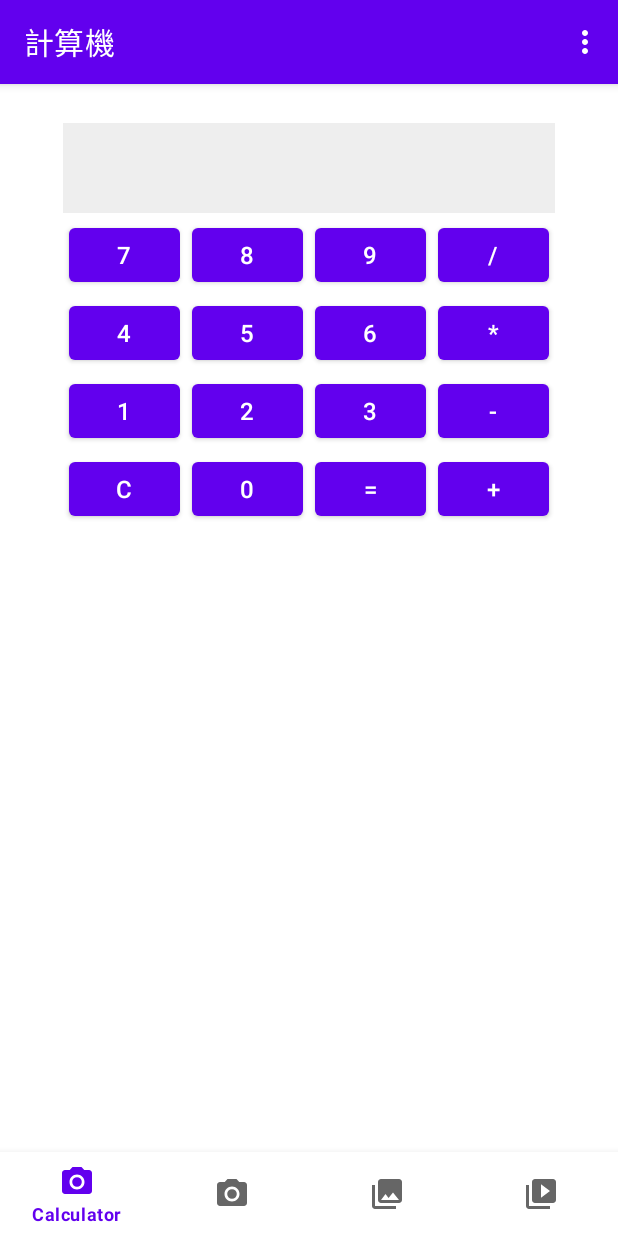
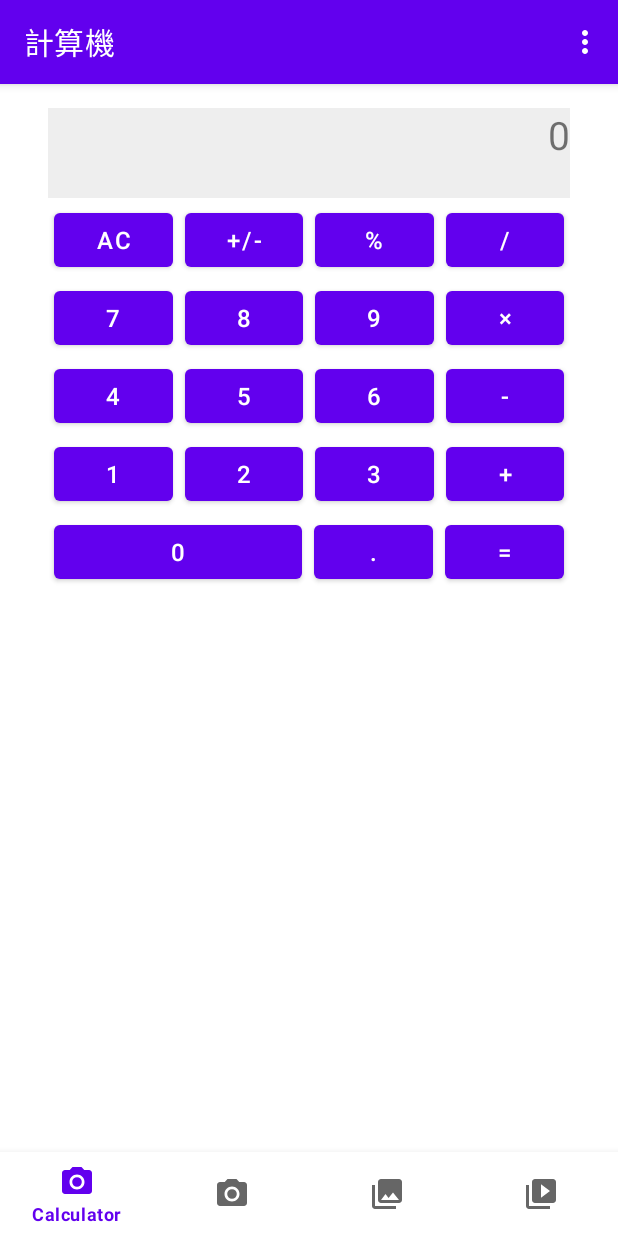
Before and after one commit to chen1080430/Dual-Calculator, an Android app: the screen it shows after launch (MainActivity), on a phone screen of 412 x 824 dp. Run offline under Robolectric (Android 15) with nearby library versions, the phone set to English and light mode, and no system bars; our stand-ins replace navigation-ui; 1 statement that could not run was skipped.

Commit message:
- Finish single calculator feature and layout.

```diff
--- a/app/src/main/AndroidManifest.xml
+++ b/app/src/main/AndroidManifest.xml
@@ -18,7 +18,6 @@
             android:label="@string/app_name"
             android:resizeableActivity="true"
             android:theme="@style/Theme.ResizeCalculator.NoActionBar"
-            android:configChanges="orientation|screenSize"
             tools:targetApi="24">
             <intent-filter>
                 <action android:name="android.intent.action.MAIN" />
--- a/app/src/main/java/com/mason/resizecalculator/ui/calculator/CalculatorFragment.kt
+++ b/app/src/main/java/com/mason/resizecalculator/ui/calculator/CalculatorFragment.kt
@@ -9,64 +9,49 @@ import android.view.ViewGroup
 import androidx.fragment.app.Fragment
 import androidx.fragment.app.viewModels
 import com.mason.resizecalculator.databinding.FragmentCalculatorBinding
-//import com.mason.resizecalculator.databinding.FragmentCalculatorLandBinding
 import com.mason.resizecalculator.databinding.CalculatorLayoutBinding
 
 class CalculatorFragment : Fragment() {
     private var _binding: FragmentCalculatorBinding? = null
-//    private var _bindingLand: FragmentCalculatorLandBinding? = null
 
-    private val calculatorBinding : CalculatorLayoutBinding
+    private val calculatorBinding: CalculatorLayoutBinding
         get() = _binding!!.calculator1
-//        resources.configuration.orientation == Configuration.ORIENTATION_PORTRAIT -> _binding!!.calculator1
-//        else -> _bindingLand!!.calculator1
 
-//        set(value) {
-//            if (resources.configuration.orientation == Configuration.ORIENTATION_PORTRAIT) {
-//                _binding!!.calculator1 = value
-//            } else {
-//                _bindingLand!!.calculator1 = value
-//            }
-//        }
-
-//    private val calculator2Binding get() = _bindingLand?.calculator2
+    private val calculatorBinding2: CalculatorLayoutBinding?
+        get() = _binding!!.calculator2
 
     private val viewModel: CalculatorViewModel by viewModels()
-//    private val viewModel2: CalculatorViewModel by viewModels()
+    private var screenOrientation = Configuration.ORIENTATION_UNDEFINED
 
     override fun onCreateView(
         inflater: LayoutInflater,
         container: ViewGroup?,
         savedInstanceState: Bundle?
     ): View {
-        Log.e(Companion.TAG, "XXXXX, onCreateView: ")
-//        return if(resources.configuration.orientation == Configuration.ORIENTATION_PORTRAIT) {
-            _binding = FragmentCalculatorBinding.inflate(inflater, container, false)
-            return _binding!!.root
-//        } else {
-//            _bindingLand = FragmentCalculatorLandBinding.inflate(inflater, container, false)
-//            _bindingLand!!.root
-//        }
+        Log.d(Companion.TAG, "#onCreateView: ")
+        _binding = FragmentCalculatorBinding.inflate(inflater, container, false)
+        return _binding!!.root
     }
 
     override fun onViewCreated(view: View, savedInstanceState: Bundle?) {
         super.onViewCreated(view, savedInstanceState)
-        Log.e(Companion.TAG, "XXXXX, onViewCreated: ")
+        Log.d(Companion.TAG, "#onViewCreated: ")
 
         setupCalculator(calculatorBinding, viewModel)
-
+        screenOrientation = Configuration.ORIENTATION_PORTRAIT
         if (resources.configuration.orientation == Configuration.ORIENTATION_LANDSCAPE) {
-            setupCalculator(calculatorBinding, viewModel)
+            setupCalculator(calculatorBinding2, viewModel, Configuration.ORIENTATION_LANDSCAPE)
+            screenOrientation = Configuration.ORIENTATION_LANDSCAPE
         }
     }
 
+    /*
     override fun onConfigurationChanged(newConfig: Configuration) {
         super.onConfigurationChanged(newConfig)
-        Log.e(Companion.TAG, "XXXXX, onConfigurationChanged: ")
+        Log.e(Companion.TAG, "#onConfigurationChanged: ")
 
         // 清理當前的 binding
         _binding = null
-//        _bindingLand = null
 
         // 重新載入佈局
         val inflater = LayoutInflater.from(context)
@@ -81,17 +66,14 @@ class CalculatorFragment : Fragment() {
             setupCalculator(_binding?.calculator2, viewModel, 2)
         }
 
-        // 替換 Fragment 的視圖
-        val fragmentTransaction = parentFragmentManager.beginTransaction()
-        fragmentTransaction.replace(id, this)
-        fragmentTransaction.commit()
-//        container?.removeAllViews()
-//        container?.invalidate()
-//        container?.addView(if (newConfig.orientation == Configuration.ORIENTATION_PORTRAIT) _binding?.root else _bindingLand?.root)
-//        onDestroyView();
     }
+     */
 
-    private fun setupCalculator(binding: CalculatorLayoutBinding?, viewModel: CalculatorViewModel, displayScreen: Int = 1) {
+    private fun setupCalculator(
+        binding: CalculatorLayoutBinding?,
+        viewModel: CalculatorViewModel,
+        displayScreen: Int = 1
+    ) {
         binding?.apply {
             btn0.setOnClickListener { viewModel.onNumberClick(0, if (displayScreen == 1) 1 else 2) }
             btn1.setOnClickListener { viewModel.onNumberClick(1, if (displayScreen == 1) 1 else 2) }
@@ -104,25 +86,56 @@ class CalculatorFragment : Fragment() {
             btn8.setOnClickListener { viewModel.onNumberClick(8, if (displayScreen == 1) 1 else 2) }
             btn9.setOnClickListener { viewModel.onNumberClick(9, if (displayScreen == 1) 1 else 2) }
 
-            btnPlus.setOnClickListener { viewModel.onOperationClick("+", if (displayScreen==1) 1 else 2) }
-            btnMinus.setOnClickListener { viewModel.onOperationClick("-", if (displayScreen==1) 1 else 2) }
-            btnMultiply.setOnClickListener { viewModel.onOperationClick("*",  if (displayScreen==1) 1 else 2) }
-            btnDivide.setOnClickListener { viewModel.onOperationClick("/",  if (displayScreen==1) 1 else 2) }
+            btnPlus.setOnClickListener {
+                viewModel.onOperationClick(
+                    "+",
+                    if (displayScreen == 1) 1 else 2
+                )
+            }
+            btnMinus.setOnClickListener {
+                viewModel.onOperationClick(
+                    "-",
+                    if (displayScreen == 1) 1 else 2
+                )
+            }
+            btnMultiply.setOnClickListener {
+                viewModel.onOperationClick(
+                    "*",
+                    if (displayScreen == 1) 1 else 2
+                )
+            }
+            btnDivide.setOnClickListener {
+                viewModel.onOperationClick(
+                    "/",
+                    if (displayScreen == 1) 1 else 2
+                )
+            }
 
-            btnEquals.setOnClickListener { viewModel.onEqualsClick( if (displayScreen==1) 1 else 2) }
-            btnClear.setOnClickListener { viewModel.onClearClick( if (displayScreen==1) 1 else 2) }
+            btnEquals.setOnClickListener { viewModel.onEqualsClick(if (displayScreen == 1) 1 else 2) }
+            btnClear.setOnClickListener { viewModel.onClearClick(if (displayScreen == 1) 1 else 2) }
 
-            viewModel.displayText.observe(viewLifecycleOwner) { text ->
-                display.text = text
+            if (displayScreen == 1) {
+                viewModel.displayText1.observe(viewLifecycleOwner) { text ->
+                    display.text = text
+                }
+                viewModel.displayFormula1.observe(viewLifecycleOwner) { text ->
+                    displayFormula.text = text
+                }
+            } else {
+                viewModel.displayText2.observe(viewLifecycleOwner) { text ->
+                    display.text = text
+                }
+                viewModel.displayFormula2.observe(viewLifecycleOwner) { text ->
+                    displayFormula.text = text
+                }
             }
         }
     }
 
     override fun onDestroyView() {
         super.onDestroyView()
-        Log.e(Companion.TAG, "XXXXX, onDestroyView: ")
+        Log.d(Companion.TAG, "onDestroyView: ")
         _binding = null
-//        _bindingLand = null
     }
 
     companion object {
--- a/app/src/main/res/layout-w1240dp/content_main.xml
+++ b/app/src/main/res/layout-w1240dp/content_main.xml
@@ -23,6 +23,7 @@
         android:layout_marginEnd="@dimen/fab_margin"
         android:layout_marginBottom="16dp"
         android:contentDescription="@string/fab_content_description"
+        android:visibility="gone"
         app:layout_constraintBottom_toBottomOf="parent"
         app:layout_constraintEnd_toEndOf="parent"
         app:srcCompat="@android:drawable/ic_dialog_email" />
--- a/app/src/main/res/layout-w600dp/app_bar_main.xml
+++ b/app/src/main/res/layout-w600dp/app_bar_main.xml
@@ -33,5 +33,6 @@
         android:layout_marginEnd="@dimen/fab_margin"
         android:layout_marginBottom="16dp"
         android:contentDescription="@string/fab_content_description"
+        android:visibility="gone"
         app:srcCompat="@android:drawable/ic_dialog_email" />
 </androidx.coordinatorlayout.widget.CoordinatorLayout>
--- a/app/src/main/res/layout/calculator_layout.xml
+++ b/app/src/main/res/layout/calculator_layout.xml
@@ -4,8 +4,9 @@
     xmlns:tools="http://schemas.android.com/tools"
     android:layout_width="wrap_content"
     android:layout_height="wrap_content"
-    android:padding="10dp">
+    android:padding="0dp">
 
+    <!-- 顯示區域 -->
     <TextView
         android:id="@+id/display"
         android:layout_width="0dp"
@@ -13,189 +14,219 @@
         android:background="#EEEEEE"
         android:gravity="end"
         android:textSize="26sp"
+        app:layout_constraintEnd_toEndOf="parent"
         app:layout_constraintHorizontal_weight="1"
-        app:layout_constraintVertical_weight="0.2"
-        app:layout_constraintEnd_toEndOf="parent"
         app:layout_constraintStart_toStartOf="parent"
-        app:layout_constraintTop_toTopOf="parent" />
+        app:layout_constraintTop_toTopOf="parent"
+        app:layout_constraintVertical_weight="0.2" />
+
     <TextView
         android:id="@+id/display_formula"
         android:layout_width="match_parent"
         android:layout_height="wrap_content"
         android:background="#EEEEEE"
+        android:gravity="start"
         android:textColor="@android:color/darker_gray"
-        android:gravity="start"
         android:textSize="18sp"
+        app:layout_constraintEnd_toEndOf="parent"
         app:layout_constraintHorizontal_weight="1"
-        app:layout_constraintVertical_weight="0.1"
-        app:layout_constraintEnd_toStartOf="@id/btn8"
         app:layout_constraintStart_toStartOf="parent"
-        app:layout_constraintTop_toBottomOf="@id/display" />
-
-
+        app:layout_constraintTop_toBottomOf="@id/display"
+        app:layout_constraintVertical_weight="0.1" />
 
     <!-- 第一行按鈕 -->
+    <Button
+        android:id="@+id/btnClear"
+        style="@style/CalculatorButton"
+        android:text="AC"
+        app:layout_constraintEnd_toStartOf="@id/btnSign"
+        app:layout_constraintHorizontal_weight="0.25"
+        app:layout_constraintStart_toStartOf="parent"
+        app:layout_constraintTop_toBottomOf="@id/display_formula"
+        app:layout_constraintVertical_weight="0.15" />
+
+    <Button
+        android:id="@+id/btnSign"
+        style="@style/CalculatorButton"
+        android:text="+/-"
+        app:layout_constraintEnd_toStartOf="@id/btnPercent"
+        app:layout_constraintHorizontal_weight="0.25"
+        app:layout_constraintStart_toEndOf="@id/btnClear"
+        app:layout_constraintTop_toBottomOf="@id/display_formula"
+        app:layout_constraintVertical_weight="0.2" />
+
+    <Button
+        android:id="@+id/btnPercent"
+        style="@style/CalculatorButton"
+        android:text="%"
+        app:layout_constraintEnd_toStartOf="@id/btnDivide"
+        app:layout_constraintHorizontal_weight="0.25"
+        app:layout_constraintStart_toEndOf="@id/btnSign"
+        app:layout_constraintTop_toBottomOf="@id/display_formula"
+        app:layout_constraintVertical_weight="0.15" />
+
+    <Button
+        android:id="@+id/btnDivide"
+        style="@style/CalculatorButton"
+        android:text="/"
+        app:layout_constraintEnd_toEndOf="parent"
+        app:layout_constraintHorizontal_weight="0.25"
+        app:layout_constraintStart_toEndOf="@id/btnPercent"
+        app:layout_constraintTop_toBottomOf="@id/display_formula"
+        app:layout_constraintVertical_weight="0.2" />
+
+    <!-- 第二行按鈕 -->
     <Button
         android:id="@+id/btn7"
         style="@style/CalculatorButton"
         android:text="7"
+        app:layout_constraintEnd_toStartOf="@id/btn8"
         app:layout_constraintHorizontal_weight="0.25"
-        app:layout_constraintVertical_weight="0.2"
-        app:layout_constraintEnd_toStartOf="@id/btn8"
         app:layout_constraintStart_toStartOf="parent"
-        app:layout_constraintTop_toBottomOf="@id/display_formula" />
+        app:layout_constraintTop_toBottomOf="@id/btnClear"
+        app:layout_constraintVertical_weight="0.15" />
 
     <Button
         android:id="@+id/btn8"
         style="@style/CalculatorButton"
         android:text="8"
+        app:layout_constraintEnd_toStartOf="@id/btn9"
         app:layout_constraintHorizontal_weight="0.25"
-        app:layout_constraintVertical_weight="0.2"
-        app:layout_constraintEnd_toStartOf="@id/btn9"
         app:layout_constraintStart_toEndOf="@id/btn7"
-        app:layout_constraintTop_toBottomOf="@id/display_formula" />
+        app:layout_constraintTop_toBottomOf="@id/btnSign"
+        app:layout_constraintVertical_weight="0.2" />
 
     <Button
         android:id="@+id/btn9"
         style="@style/CalculatorButton"
         android:text="9"
+        app:layout_constraintEnd_toStartOf="@id/btnMultiply"
         app:layout_constraintHorizontal_weight="0.25"
-        app:layout_constraintVertical_weight="0.2"
-        app:layout_constraintEnd_toStartOf="@id/btnDivide"
         app:layout_constraintStart_toEndOf="@id/btn8"
-        app:layout_constraintTop_toBottomOf="@id/display_formula" />
+        app:layout_constraintTop_toBottomOf="@id/btnPercent"
+        app:layout_constraintVertical_weight="0.2" />
 
     <Button
-        android:id="@+id/btnDivide"
+        android:id="@+id/btnMultiply"
         style="@style/CalculatorButton"
-        android:text="/"
+        android:text="×"
+        app:layout_constraintEnd_toEndOf="parent"
         app:layout_constraintHorizontal_weight="0.25"
-        app:layout_constraintVertical_weight="0.2"
-        app:layout_constraintEnd_toEndOf="parent"
         app:layout_constraintStart_toEndOf="@id/btn9"
-        app:layout_constraintTop_toBottomOf="@id/display_formula" />
+        app:layout_constraintTop_toBottomOf="@id/btnDivide"
+        app:layout_constraintVertical_weight="0.2" />
 
-    <!-- 第二行按鈕 -->
+    <!-- 第三行按鈕 -->
     <Button
         android:id="@+id/btn4"
         style="@style/CalculatorButton"
         android:text="4"
+        app:layout_constraintEnd_toStartOf="@id/btn5"
         app:layout_constraintHorizontal_weight="0.25"
-        app:layout_constraintVertical_weight="0.2"
-        app:layout_constraintEnd_toStartOf="@id/btn5"
         app:layout_constraintStart_toStartOf="parent"
-        app:layout_constraintTop_toBottomOf="@id/btn7" />
+        app:layout_constraintTop_toBottomOf="@id/btn7"
+        app:layout_constraintVertical_weight="0.15" />
 
     <Button
         android:id="@+id/btn5"
         style="@style/CalculatorButton"
         android:text="5"
+        app:layout_constraintEnd_toStartOf="@id/btn6"
         app:layout_constraintHorizontal_weight="0.25"
-        app:layout_constraintVertical_weight="0.2"
-        app:layout_constraintEnd_toStartOf="@id/btn6"
         app:layout_constraintStart_toEndOf="@id/btn4"
-        app:layout_constraintTop_toBottomOf="@id/btn8" />
+        app:layout_constraintTop_toBottomOf="@id/btn8"
+        app:layout_constraintVertical_weight="0.2" />
 
     <Button
         android:id="@+id/btn6"
         style="@style/CalculatorButton"
         android:text="6"
+        app:layout_constraintEnd_toStartOf="@id/btnMinus"
         app:layout_constraintHorizontal_weight="0.25"
-        app:layout_constraintVertical_weight="0.2"
-        app:layout_constraintEnd_toStartOf="@id/btnMultiply"
         app:layout_constraintStart_toEndOf="@id/btn5"
-        app:layout_constraintTop_toBottomOf="@id/btn9" />
+        app:layout_constraintTop_toBottomOf="@id/btn9"
+        app:layout_constraintVertical_weight="0.2" />
 
     <Button
-        android:id="@+id/btnMultiply"
+        android:id="@+id/btnMinus"
         style="@style/CalculatorButton"
-        android:text="*"
+        android:text="-"
+        app:layout_constraintEnd_toEndOf="parent"
         app:layout_constraintHorizontal_weight="0.25"
-        app:layout_constraintVertical_weight="0.2"
-        app:layout_constraintEnd_toEndOf="parent"
         app:layout_constraintStart_toEndOf="@id/btn6"
-        app:layout_constraintTop_toBottomOf="@id/btnDivide" />
+        app:layout_constraintTop_toBottomOf="@id/btnMultiply"
+        app:layout_constraintVertical_weight="0.2" />
 
-    <!-- 第三行按鈕 -->
+    <!-- 第四行按鈕 -->
     <Button
         android:id="@+id/btn1"
         style="@style/CalculatorButton"
         android:text="1"
+        app:layout_constraintEnd_toStartOf="@id/btn2"
         app:layout_constraintHorizontal_weight="0.25"
-        app:layout_constraintVertical_weight="0.2"
-        app:layout_constraintEnd_toStartOf="@id/btn2"
         app:layout_constraintStart_toStartOf="parent"
-        app:layout_constraintTop_toBottomOf="@id/btn4" />
+        app:layout_constraintTop_toBottomOf="@id/btn4"
+        app:layout_constraintVertical_weight="0.15" />
 
     <Button
         android:id="@+id/btn2"
         style="@style/CalculatorButton"
         android:text="2"
+        app:layout_constraintEnd_toStartOf="@id/btn3"
         app:layout_constraintHorizontal_weight="0.25"
-        app:layout_constraintVertical_weight="0.2"
-        app:layout_constraintEnd_toStartOf="@id/btn3"
         app:layout_constraintStart_toEndOf="@id/btn1"
-        app:layout_constraintTop_toBottomOf="@id/btn5" />
+        app:layout_constraintTop_toBottomOf="@id/btn5"
+        app:layout_constraintVertical_weight="0.2" />
 
     <Button
         android:id="@+id/btn3"
         style="@style/CalculatorButton"
         android:text="3"
+        app:layout_constraintEnd_toStartOf="@id/btnPlus"
         app:layout_constraintHorizontal_weight="0.25"
-        app:layout_constraintVertical_weight="0.2"
-        app:layout_constraintEnd_toStartOf="@id/btnMinus"
         app:layout_constraintStart_toEndOf="@id/btn2"
-        app:layout_constraintTop_toBottomOf="@id/btn6" />
+        app:layout_constraintTop_toBottomOf="@id/btn6"
+        app:layout_constraintVertical_weight="0.2" />
 
     <Button
-        android:id="@+id/btnMinus"
+        android:id="@+id/btnPlus"
         style="@style/CalculatorButton"
-        android:text="-"
+        android:text="+"
+        app:layout_constraintEnd_toEndOf="parent"
         app:layout_constraintHorizontal_weight="0.25"
-        app:layout_constraintVertical_weight="0.2"
-        app:layout_constraintEnd_toEndOf="parent"
         app:layout_constraintStart_toEndOf="@id/btn3"
-        app:layout_constraintTop_toBottomOf="@id/btnMultiply" />
+        app:layout_constraintTop_toBottomOf="@id/btnMinus"
+        app:layout_constraintVertical_weight="0.2" />
 
-    <!-- 第四行按鈕 -->
-    <Button
-        android:id="@+id/btnClear"
-        style="@style/CalculatorButton"
-        android:text="C"
-        app:layout_constraintHorizontal_weight="0.25"
-        app:layout_constraintVertical_weight="0.2"
-        app:layout_constraintEnd_toStartOf="@id/btn0"
-        app:layout_constraintStart_toStartOf="parent"
-        app:layout_constraintTop_toBottomOf="@id/btn1" />
-
+    <!-- 第五行按鈕 -->
     <Button
         android:id="@+id/btn0"
         style="@style/CalculatorButton"
         android:text="0"
+        app:layout_constraintEnd_toStartOf="@id/btnDot"
+        app:layout_constraintHorizontal_weight="0.52"
+        app:layout_constraintStart_toStartOf="parent"
+        app:layout_constraintTop_toBottomOf="@id/btn1"
+        app:layout_constraintVertical_weight="0.15" />
+
+    <Button
+        android:id="@+id/btnDot"
+        style="@style/CalculatorButton"
+        android:text="."
+        app:layout_constraintEnd_toStartOf="@id/btnEquals"
         app:layout_constraintHorizontal_weight="0.25"
-        app:layout_constraintVertical_weight="0.2"
-        app:layout_constraintEnd_toStartOf="@id/btnEquals"
-        app:layout_constraintStart_toEndOf="@id/btnClear"
-        app:layout_constraintTop_toBottomOf="@id/btn2" />
+        app:layout_constraintStart_toEndOf="@id/btn0"
+        app:layout_constraintTop_toBottomOf="@id/btn3"
+        app:layout_constraintVertical_weight="0.2" />
 
     <Button
         android:id="@+id/btnEquals"
         style="@style/CalculatorButton"
         android:text="="
+        app:layout_constraintEnd_toEndOf="parent"
         app:layout_constraintHorizontal_weight="0.25"
-        app:layout_constraintVertical_weight="0.2"
-        app:layout_constraintEnd_toStartOf="@id/btnPlus"
-        app:layout_constraintStart_toEndOf="@id/btn0"
-        app:layout_constraintTop_toBottomOf="@id/btn3" />
-
-    <Button
-        android:id="@+id/btnPlus"
-        style="@style/CalculatorButton"
-        android:text="+"
-        app:layout_constraintHorizontal_weight="0.25"
-        app:layout_constraintVertical_weight="0.2"
-        app:layout_constraintEnd_toEndOf="parent"
-        app:layout_constraintStart_toEndOf="@id/btnEquals"
-        app:layout_constraintTop_toBottomOf="@id/btnMinus" />
+        app:layout_constraintStart_toEndOf="@id/btnDot"
+        app:layout_constraintTop_toBottomOf="@id/btnPlus"
+        app:layout_constraintVertical_weight="0.2" />
 
 </androidx.constraintlayout.widget.ConstraintLayout>
```
Also changed, not shown: app/src/main/java/com/mason/resizecalculator/ui/calculator/CalculatorViewModel.kt (+152 -31 lines).
